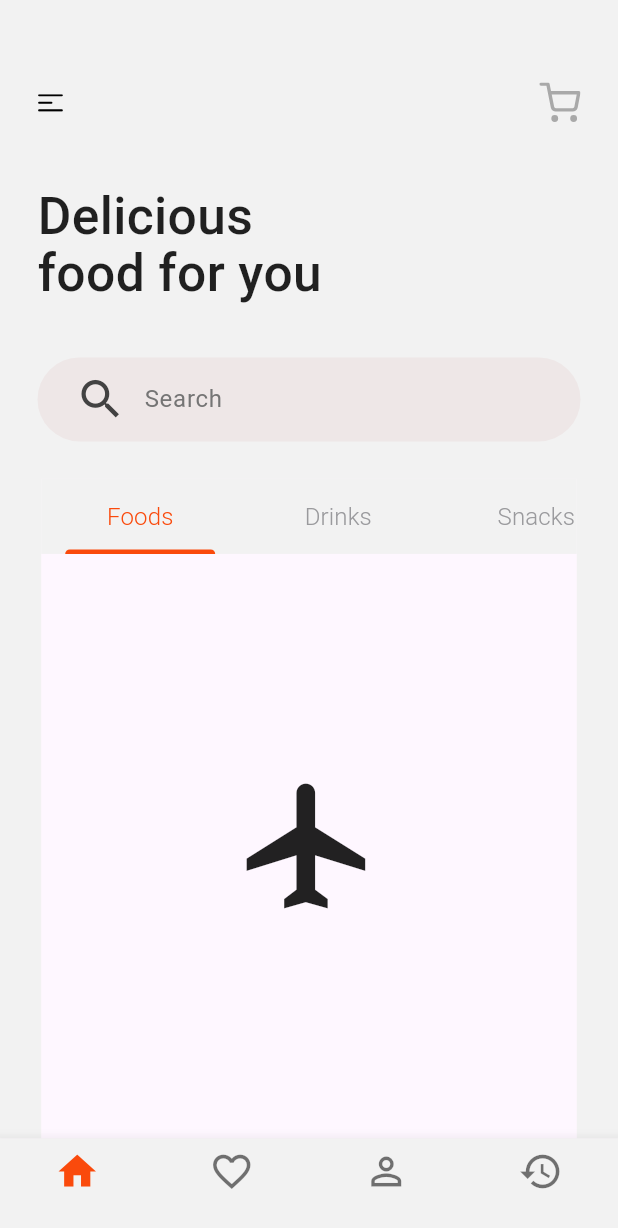
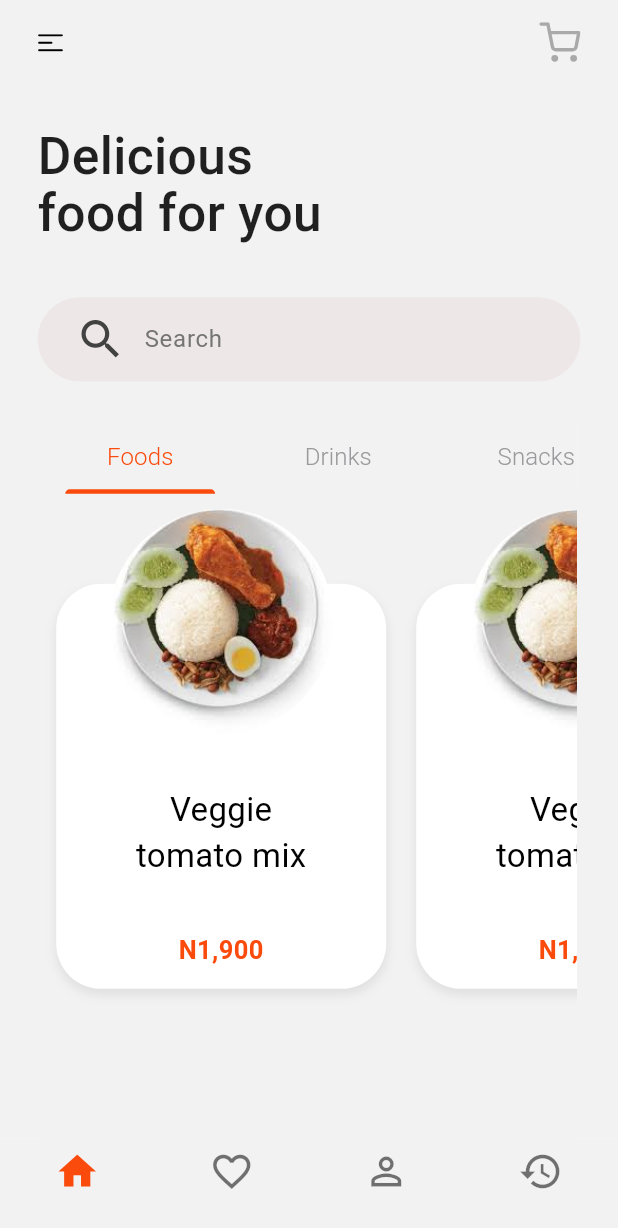
Before and after one commit to thekids1002/OrderFood_MobileApp, a Flutter app: the screen it shows after launch, on a phone screen of 412 x 824 dp. Shown: the top 1228 px of the screen. Run offline on Flutter 3.47's test engine with Material 3 defaults, Android fonts, the phone set to English and light mode, and no system bars; our stand-ins replace flutter_svg; Roboto replaces fonts that are missing (SF-PRO).

Commit message:
feat: done home screen

```diff
--- a/lib/screens/home_screen.dart
+++ b/lib/screens/home_screen.dart
@@ -1,6 +1,7 @@
 import 'package:flutter/material.dart';
 import 'package:flutter_svg/flutter_svg.dart';
 import 'package:orderfood1/utils/reponsive.dart';
+import 'package:orderfood1/widgets/rounded_image.dart';
 
 class HomeScreen extends StatefulWidget {
   const HomeScreen({super.key});
@@ -23,8 +24,7 @@ class _HomeScreenState extends State<HomeScreen> {
     return SafeArea(
       child: Scaffold(
         body: Container(
-          padding:
-              EdgeInsets.only(top: UtilSize.responsiveFontSize(context, 35)),
+
           height: double.infinity,
           decoration: const BoxDecoration(
             color: Color(0xFFF2F2F2),
@@ -125,6 +125,7 @@ class _HomeScreenState extends State<HomeScreen> {
             backgroundColor: const Color(0xFFF2F2F2),
             onTap: _onItemTapped,
             type: BottomNavigationBarType.fixed,
+            elevation: 0.0,
             items: <BottomNavigationBarItem>[
               BottomNavigationBarItem(
                 icon: Icon(
@@ -180,7 +181,7 @@ class CustomTabBar extends StatelessWidget {
             appBar: AppBar(
               toolbarHeight: 0,
               elevation: 0,
-              backgroundColor: Color(0xFFF2F2F2),
+              backgroundColor: const Color(0xFFF2F2F2),
               bottom: PreferredSize(
                 preferredSize:
                     const Size.fromHeight(50.0), // Adjust height as needed
@@ -188,9 +189,10 @@ class CustomTabBar extends StatelessWidget {
                   child: TabBar(
                     tabAlignment: TabAlignment.start,
                     isScrollable: true,
-                    labelColor: Color(0xFFFA4A0C), // Color for selected tab
+                    labelColor:
+                        const Color(0xFFFA4A0C), // Color for selected tab
                     unselectedLabelColor:
-                        Color(0xFF9A9A9D), // Color for unselected tabs
+                        const Color(0xFF9A9A9D), // Color for unselected tabs
                     indicatorColor: const Color(0xFFFA4A0C),
                     labelPadding: const EdgeInsets.symmetric(horizontal: 16.0),
                     dividerColor: Colors.transparent,
@@ -270,7 +272,7 @@ class CustomTabBar extends StatelessWidget {
             ),
             body: const TabBarView(
               children: [
-                Center(child: Icon(Icons.flight, size: 100)),
+                Center(child: TabList()),
                 Center(child: Icon(Icons.directions_transit, size: 100)),
                 Center(child: Icon(Icons.directions_car, size: 100)),
                 Center(child: Icon(Icons.directions_car, size: 100)),
@@ -282,3 +284,114 @@ class CustomTabBar extends StatelessWidget {
     );
   }
 }
+
+class TabList extends StatefulWidget {
+  const TabList({super.key});
+
+  @override
+  State<TabList> createState() => _TabListState();
+}
+
+class _TabListState extends State<TabList> {
+  @override
+  Widget build(BuildContext context) {
+    return ListView(
+      scrollDirection: Axis.horizontal,
+      children: const <Widget>[
+        TabItem(),
+        TabItem(),
+        TabItem(),
+        TabItem(),
+      ],
+    );
+  }
+}
+
+class TabItem extends StatefulWidget {
+  const TabItem({super.key});
+
+  @override
+  State<TabItem> createState() => _TabItemState();
+}
+
+class _TabItemState extends State<TabItem> {
+  @override
+  Widget build(BuildContext context) {
+    return Container(
+      padding: const EdgeInsets.all(10),
+      color: const Color(0xFFF2F2F2),
+      child: Stack(
+        children: [
+          Container(
+            height: double.infinity,
+            width: 220,
+            decoration: const BoxDecoration(
+              color: Color(0xFFF2F2F2),
+            ),
+          ),
+          Container(
+            margin: const EdgeInsets.only(top: 50),
+            height: 270,
+            width: 220,
+            decoration: BoxDecoration(
+              borderRadius: BorderRadius.circular(30),
+              color: Colors.white,
+              boxShadow: [
+                BoxShadow(
+                  color: Colors.black.withOpacity(0.08),
+                  spreadRadius: 0,
+                  blurRadius: 5,
+                  offset: const Offset(0, 4),
+                ),
+              ],
+            ),
+          ),
+          const SizedBox(
+            width: 220,
+            child: Column(
+              children: [
+                Center(
+                  child: RoundedImage(
+                    imagePath: "assets/images/image_23.png",
+                    width: 150,
+                    height: 150,
+                  ),
+                ),
+                SizedBox(
+                  height: 35,
+                ),
+                Center(
+                  child: Text(
+                    textAlign: TextAlign.center,
+                    "Veggie \ntomato mix",
+                    style: TextStyle(
+                        color: Colors.black,
+                        fontFamily: "SF-PRO",
+                        fontSize: 22,
+                        fontWeight: FontWeight.w400
+                        ),
+                  ),
+                ),
+                SizedBox(
+                  height: 35,
+                ),
+                Center(
+                  child: Text(
+                    textAlign: TextAlign.center,
+                    "N1,900",
+                    style: TextStyle(
+                        color: Color(0xFFFA4A0C),
+                        fontFamily: "SF-PRO",
+                        fontSize: 17,
+                        fontWeight: FontWeight.w700
+                        ),
+                  ),
+                )
+              ],
+            ),
+          )
+        ],
+      ),
+    );
+  }
+}
--- /dev/null
+++ b/lib/widgets/rounded_image.dart
@@ -0,0 +1,36 @@
+import 'package:flutter/material.dart';
+
+class RoundedImage extends StatelessWidget {
+  final String imagePath;
+  final double width;
+  final double height;
+
+  const RoundedImage({
+    super.key,
+    required this.imagePath,
+    this.width = 150,
+    this.height = 150,
+  });
+
+  @override
+  Widget build(BuildContext context) {
+    return Center(
+      child: Container(
+        width: width,
+        height: height,
+        decoration: const BoxDecoration(
+          shape: BoxShape.circle,
+          color: Colors.transparent, // Nền trong suốt
+        ),
+        child: ClipOval(
+          child: Image.asset(
+            imagePath,
+            width: width,
+            height: height,
+            fit: BoxFit.cover,
+          ),
+        ),
+      ),
+    );
+  }
+}
```
